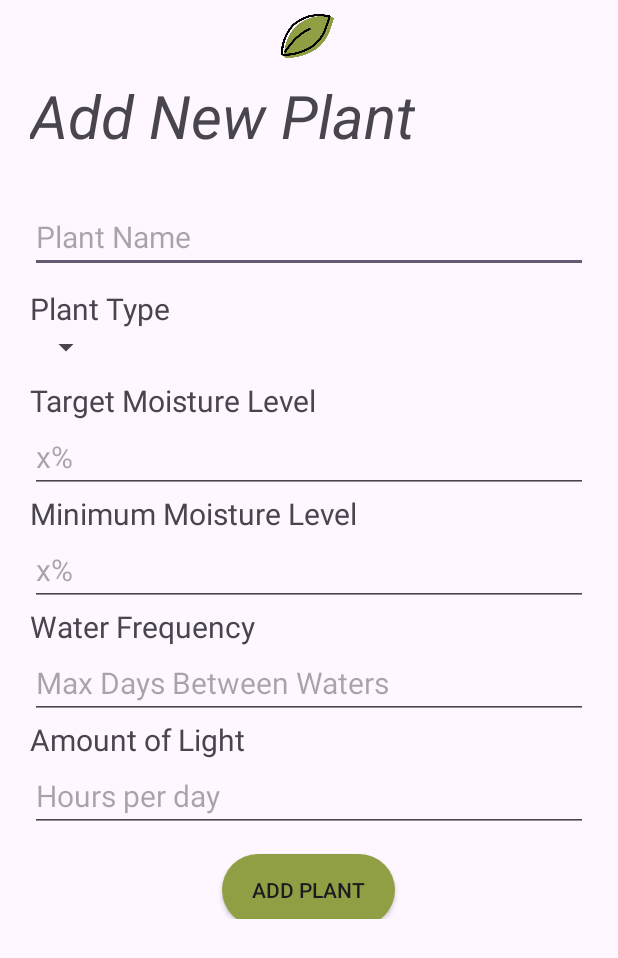
After one commit to JustALoafOfBeans/Plant-Monitoring-App, an Android app: the addPlantActivity screen opened directly, with no data from a screen before it, on a phone screen of 412 x 824 dp. The commit adds this screen. Shown: the top 958 px of the screen. Run offline under Robolectric (Android 15) with nearby library versions, the phone set to English and light mode, and no system bars; libraries missing offline, so code that uses them is left out: io.realm, io.realm.mongodb, org.bson; 3 statements that could not run were skipped.

Commit message:
pairing toast, populate drop down when add new plant

```diff
--- a/app/src/main/AndroidManifest.xml
+++ b/app/src/main/AndroidManifest.xml
@@ -26,6 +26,7 @@
             android:exported="false" />
         <activity android:name=".NewPlantActivity" />
         <activity android:name=".plantDetailsActivity" />
+        <activity android:name=".addPlantActivity"/>
     </application>
 
     <uses-permission android:name="android.permission.INTERNET" />
--- a/app/src/main/java/com/example/plantmonitoringapp/NewPlantActivity.java
+++ b/app/src/main/java/com/example/plantmonitoringapp/NewPlantActivity.java
@@ -1,12 +1,19 @@
 package com.example.plantmonitoringapp;
 
+import android.content.Intent;
 import android.os.Bundle;
 import android.view.View;
 import android.widget.ImageButton;
+import android.widget.Toast;
 
 import androidx.appcompat.app.AppCompatActivity;
+import androidx.appcompat.widget.AppCompatButton;
+
+import io.realm.mongodb.App;
 
 public class NewPlantActivity extends AppCompatActivity {
+
+    private AppCompatButton pair_btn;
 
     @Override
     protected void onCreate(Bundle savedInstanceState) {
@@ -22,8 +29,26 @@ public class NewPlantActivity extends AppCompatActivity {
             }
         });
 
-
-        // Add your code here for the functionality of the NewPlantActivity
-        // For example, you can initialize views, set up listeners, etc.
+        pair_btn = (AppCompatButton) findViewById(R.id.pairPlant);
+        pair_btn.setOnClickListener(new View.OnClickListener() {
+            @Override
+            public void onClick(View v) {
+                Toast.makeText(NewPlantActivity.this, "Pairing...",Toast.LENGTH_LONG).show();
+                Intent i = new Intent(NewPlantActivity.this, addPlantActivity.class);
+                Thread thread = new Thread() {
+                    @Override
+                    public void run() {
+                        try {
+                            //todo update to be reactive to actual connection success/failure
+                            Thread.sleep(3500);
+                            startActivity(i);
+                        } catch (Exception e) {
+                            e.printStackTrace();
+                        }
+                    }
+                };
+                thread.start();
+            }
+        });
     }
 }
--- /dev/null
+++ b/app/src/main/java/com/example/plantmonitoringapp/addPlantActivity.java
@@ -0,0 +1,78 @@
+package com.example.plantmonitoringapp;
+
+import android.content.Intent;
+import android.os.Bundle;
+import android.util.Log;
+import android.widget.ArrayAdapter;
+import android.widget.Spinner;
+
+import androidx.appcompat.app.AppCompatActivity;
+
+import com.google.android.material.shape.InterpolateOnScrollPositionChangeHelper;
+
+import org.bson.Document;
+
+import java.lang.reflect.Array;
+import java.util.ArrayList;
+import java.util.HashMap;
+import java.util.Map;
+import java.util.Set;
+
+import io.realm.mongodb.RealmResultTask;
+import io.realm.mongodb.mongo.MongoCollection;
+import io.realm.mongodb.mongo.iterable.MongoCursor;
+
+public class addPlantActivity extends AppCompatActivity {
+    private Spinner dropdown;
+    Map<String,String> viable_plants = new HashMap<String,String>();
+
+    @Override
+    protected void onCreate(Bundle savedInstanceState) {
+        super.onCreate(savedInstanceState);
+        setContentView(R.layout.activity_add_plant);
+    }
+
+    @Override
+    protected void onResume() {
+        super.onResume();
+
+        getData();
+    }
+
+    /* Pull all plant types from plant database and append to array list
+     */
+    private void getData() {
+        MongoCollection<Document> collection = Connection.getPlantTypesCollection();
+
+        //Place all document's plant_type in collection into arraylist
+        RealmResultTask<MongoCursor<Document>> findTask = collection.find().iterator();
+        findTask.getAsync(task -> {
+            if(task.isSuccess()) {
+                MongoCursor<Document> results = task.get(); //cursor to iterate through documents
+                String raw = "";
+                while(results.hasNext()) {
+                    Document doc = results.next();
+                    raw = doc.getString("plant_type");
+                    viable_plants.put(raw.replace("_"," "),doc.toJson()); // add each plant_type to arraylist
+                    //Log.v("Data",doc.getString("plant_type")); // for debugging
+                }
+                populateSpinner();
+            } else {
+                Log.v("Data","Failed to return documents.");
+            }
+        });
+    }
+
+    /* Populate drop down/spinner with items
+     */
+    private void populateSpinner() {
+        dropdown = (Spinner) findViewById(R.id.type_dropdown);
+
+        viable_plants.put("custom",""); // add custom option
+        Set<String> getKeys = viable_plants.keySet();
+        String[] keys = getKeys.toArray(new String[getKeys.size()]);
+
+        ArrayAdapter<String> adapter = new ArrayAdapter<>(this,android.R.layout.simple_spinner_dropdown_item,keys);
+        dropdown.setAdapter(adapter);
+    }
+}
--- a/app/src/main/java/com/example/plantmonitoringapp/homeActivity.java
+++ b/app/src/main/java/com/example/plantmonitoringapp/homeActivity.java
@@ -82,7 +82,7 @@ public class homeActivity extends AppCompatActivity {
                     Document doc = results.next();
                     // add each document to plant_types array
                     users_plants.put(doc.getString("name"),doc.toJson());
-                    Log.v("Data",doc.toJson());
+                    // Log.v("Data",doc.toJson()); // for debugging
                 }
                 createButtons();
             } else {
--- a/app/src/main/java/com/example/plantmonitoringapp/plantDetailsActivity.java
+++ b/app/src/main/java/com/example/plantmonitoringapp/plantDetailsActivity.java
@@ -3,7 +3,6 @@ package com.example.plantmonitoringapp;
 import android.app.AlertDialog;
 import android.content.DialogInterface;
 import android.content.Intent;
-import android.media.Image;
 import android.os.Bundle;
 import android.text.InputType;
 import android.util.Log;
@@ -14,12 +13,9 @@ import android.widget.ImageView;
 import android.widget.TextView;
 
 import org.bson.Document;
-import org.bson.json.JsonObject;
 import org.json.JSONException;
 import org.json.JSONObject;
-import org.w3c.dom.Text;
 
-import io.realm.mongodb.App;
 import io.realm.mongodb.mongo.iterable.MongoCursor;
 import io.realm.mongodb.RealmResultTask;
 import io.realm.mongodb.mongo.MongoCollection;
@@ -44,7 +40,7 @@ public class plantDetailsActivity extends AppCompatActivity {
         setContentView(R.layout.activity_plant_details);
 
         // Enable remove button
-        remove_btn = (AppCompatButton) findViewById(R.id.remove_btn);
+        remove_btn = (AppCompatButton) findViewById(R.id.add_btn);
         remove_btn.setOnClickListener(new View.OnClickListener() {
             @Override
             public void onClick(View v) {
@@ -111,7 +107,7 @@ public class plantDetailsActivity extends AppCompatActivity {
         }
 
         // Set page name with plant name
-        header = (TextView) findViewById(R.id.name);
+        header = (TextView) findViewById(R.id.addNewPlant);
         header.setText(plant_name + " (" + type.replace("_"," ") +")");
 
         getData();
--- /dev/null
+++ b/app/src/main/res/layout/activity_add_plant.xml
@@ -0,0 +1,140 @@
+<?xml version="1.0" encoding="utf-8"?>
+<androidx.constraintlayout.widget.ConstraintLayout xmlns:android="http://schemas.android.com/apk/res/android"
+    xmlns:app="http://schemas.android.com/apk/res-auto"
+    xmlns:tools="http://schemas.android.com/tools"
+    android:layout_width="match_parent"
+    android:layout_height="match_parent"
+    android:layout_marginBottom="10dp">
+
+    <LinearLayout
+        android:layout_width="match_parent"
+        android:layout_height="match_parent"
+        android:orientation="vertical"
+        android:paddingLeft="20dp"
+        android:paddingRight="20dp"
+        tools:layout_editor_absoluteX="1dp"
+        tools:layout_editor_absoluteY="1dp">
+
+        <ImageView
+            android:id="@+id/imageView"
+            android:layout_width="match_parent"
+            android:layout_height="50dp"
+            app:srcCompat="@drawable/accent_leaf" />
+
+        <TextView
+            android:id="@+id/addNewPlant"
+            android:layout_width="wrap_content"
+            android:layout_height="wrap_content"
+            android:layout_marginRight="10dp"
+            android:layout_marginBottom="30dp"
+            android:text="Add New Plant"
+            android:textSize="40sp"
+            android:textStyle="italic" />
+
+        <EditText
+            android:id="@+id/ui_plant_name"
+            android:layout_width="match_parent"
+            android:layout_height="wrap_content"
+            android:layout_marginBottom="10dp"
+            android:ems="10"
+            android:hint="Plant Name"
+            android:inputType="text"
+            android:textSize="20sp"
+            android:textStyle="normal" />
+
+        <TextView
+            android:id="@+id/textView6"
+            android:layout_width="match_parent"
+            android:layout_height="wrap_content"
+            android:text="Plant Type"
+            android:textSize="20sp" />
+
+        <Spinner
+            android:id="@+id/type_dropdown"
+            android:layout_width="wrap_content"
+            android:layout_height="wrap_content"
+            android:layout_marginBottom="10dp" />
+
+        <TextView
+            android:id="@+id/textView"
+            android:layout_width="match_parent"
+            android:layout_height="wrap_content"
+            android:text="Target Moisture Level"
+            android:textSize="20sp" />
+
+        <EditText
+            android:id="@+id/ui_target_moist"
+            android:layout_width="match_parent"
+            android:layout_height="wrap_content"
+            android:ems="10"
+            android:hint="x%"
+            android:inputType="text"
+            android:textSize="20sp" />
+
+        <TextView
+            android:id="@+id/textView"
+            android:layout_width="match_parent"
+            android:layout_height="wrap_content"
+            android:text="Minimum Moisture Level"
+            android:textSize="20sp" />
+
+        <EditText
+            android:id="@+id/ui_min_moist"
+            android:layout_width="match_parent"
+            android:layout_height="wrap_content"
+            android:ems="10"
+            android:hint="x%"
+            android:inputType="text"
+            android:textSize="20sp" />
+
+        <TextView
+            android:id="@+id/textView"
+            android:layout_width="match_parent"
+            android:layout_height="wrap_content"
+            android:text="Water Frequency"
+            android:textSize="20sp" />
+
+        <EditText
+            android:id="@+id/ui_water_interval"
+            android:layout_width="match_parent"
+            android:layout_height="wrap_content"
+            android:ems="10"
+            android:hint="Max Days Between Waters"
+            android:inputType="text"
+            android:textSize="20sp" />
+
+        <TextView
+            android:id="@+id/textView"
+            android:layout_width="match_parent"
+            android:layout_height="wrap_content"
+            android:text="Amount of Light"
+            android:textSize="20sp" />
+
+        <EditText
+            android:id="@+id/ui_light"
+            android:layout_width="match_parent"
+            android:layout_height="wrap_content"
+            android:ems="10"
+            android:hint="Hours per day"
+            android:inputType="text"
+            android:textSize="20sp" />
+
+        <LinearLayout
+            android:layout_width="match_parent"
+            android:layout_height="wrap_content"
+            android:gravity="center"
+            android:orientation="horizontal">
+
+            <androidx.appcompat.widget.AppCompatButton
+                android:id="@+id/add_btn"
+                android:layout_width="wrap_content"
+                android:layout_height="wrap_content"
+                android:layout_marginTop="10dp"
+                android:background="@drawable/circle_button_background"
+                android:paddingLeft="20dp"
+                android:paddingRight="20dp"
+                android:text="Add Plant" />
+        </LinearLayout>
+
+    </LinearLayout>
+</androidx.constraintlayout.widget.ConstraintLayout>
--- a/app/src/main/res/layout/activity_new_plant.xml
+++ b/app/src/main/res/layout/activity_new_plant.xml
@@ -71,7 +71,7 @@
                 android:layout_height="wrap_content"
                 android:inputType="text" />
 
-            <Button
+            <androidx.appcompat.widget.AppCompatButton
                 android:id="@+id/pairPlant"
                 android:layout_width="wrap_content"
                 android:layout_height="wrap_content"
--- a/app/src/main/res/layout/activity_plant_details.xml
+++ b/app/src/main/res/layout/activity_plant_details.xml
@@ -35,7 +35,7 @@
         </LinearLayout>
 
         <TextView
-            android:id="@+id/name"
+            android:id="@+id/addNewPlant"
             android:layout_width="wrap_content"
             android:layout_height="wrap_content"
             android:layout_marginRight="10dp"
@@ -117,7 +117,7 @@
             android:orientation="horizontal">
 
             <androidx.appcompat.widget.AppCompatButton
-                android:id="@+id/remove_btn"
+                android:id="@+id/add_btn"
                 android:layout_width="wrap_content"
                 android:layout_height="wrap_content"
                 android:background="@drawable/circle_button_background"
```
